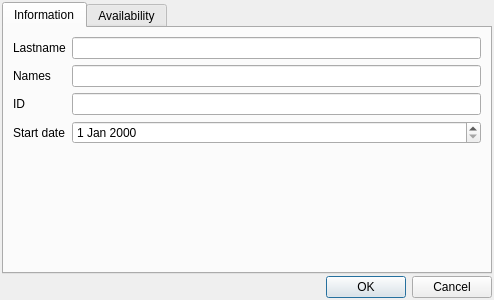
Old version of the form b6p/dlgemployee.ui in the repository diegowald/b6p.
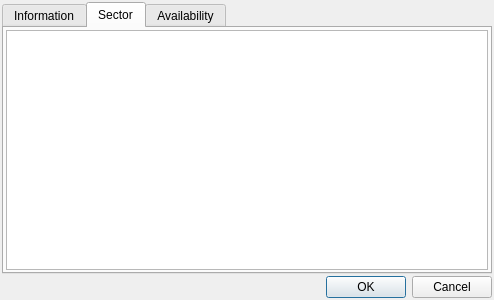
New version of the form. The open tabs and pages were chosen to show the change. Custom widgets are drawn as their Qt base class.

What changed in the file:
```diff
--- a/b6p/dlgemployee.ui
+++ b/b6p/dlgemployee.ui
@@ -39,6 +39,24 @@
        <string>Information</string>
       </attribute>
       <layout class="QFormLayout" name="formLayout">
+       <property name="horizontalSpacing">
+        <number>2</number>
+       </property>
+       <property name="verticalSpacing">
+        <number>2</number>
+       </property>
+       <property name="leftMargin">
+        <number>2</number>
+       </property>
+       <property name="topMargin">
+        <number>2</number>
+       </property>
+       <property name="rightMargin">
+        <number>2</number>
+       </property>
+       <property name="bottomMargin">
+        <number>2</number>
+       </property>
        <item row="0" column="0">
         <widget class="QLabel" name="label">
          <property name="text">
@@ -81,6 +99,40 @@
        </item>
       </layout>
      </widget>
+     <widget class="QWidget" name="tab_2">
+      <attribute name="title">
+       <string>Sector</string>
+      </attribute>
+      <layout class="QHBoxLayout" name="horizontalLayout">
+       <property name="spacing">
+        <number>2</number>
+       </property>
+       <property name="leftMargin">
+        <number>2</number>
+       </property>
+       <property name="topMargin">
+        <number>2</number>
+       </property>
+       <property name="rightMargin">
+        <number>2</number>
+       </property>
+       <property name="bottomMargin">
+        <number>2</number>
+       </property>
+       <item>
+        <widget class="QTreeWidget" name="treeCapacities">
+         <attribute name="headerVisible">
+          <bool>false</bool>
+         </attribute>
+         <column>
+          <property name="text">
+           <string/>
+          </property>
+         </column>
+        </widget>
+       </item>
+      </layout>
+     </widget>
      <widget class="QWidget" name="tab_3">
       <attribute name="title">
        <string>Availability</string>
```
Left out of the diff: 15 changed lines with no effect on the pictures.
